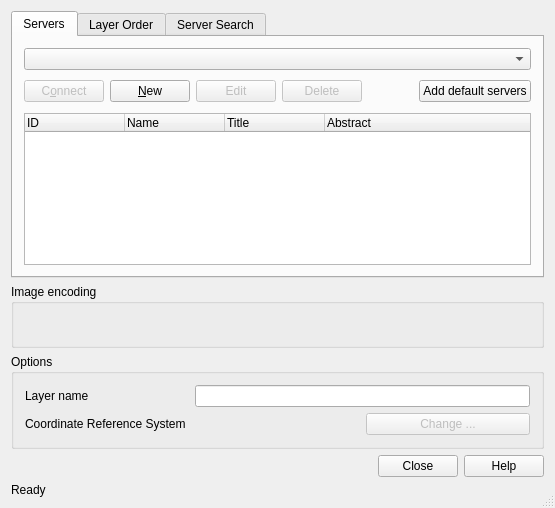
Before: the Qt Designer form qgis/src/ui/qgswmssourceselectbase.ui in sourcepole/qgis, drawn with Qt 5.
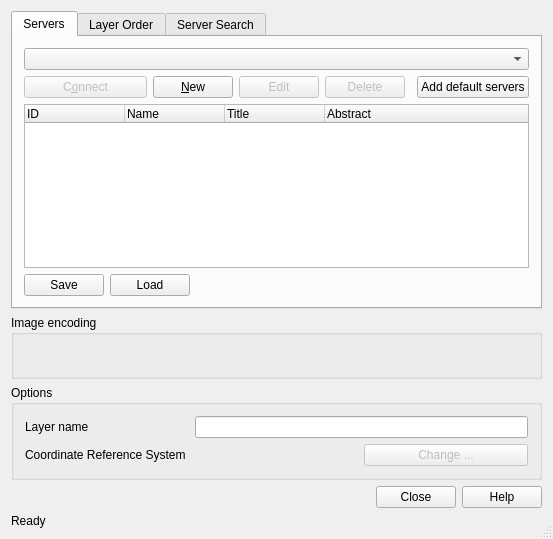
After: the same form once the commit is applied. Icons and pictures are not drawn.

Diff of the .ui file:
```diff
--- a/qgis/src/ui/qgswmssourceselectbase.ui
+++ b/qgis/src/ui/qgswmssourceselectbase.ui
@@ -6,8 +6,8 @@
    <rect>
     <x>0</x>
     <y>0</y>
-    <width>555</width>
-    <height>508</height>
+    <width>439</width>
+    <height>539</height>
    </rect>
   </property>
   <property name="windowTitle">
@@ -24,8 +24,8 @@
   <property name="modal">
    <bool>true</bool>
   </property>
-  <layout class="QGridLayout">
-   <item row="0" column="0" colspan="2">
+  <layout class="QGridLayout" name="gridLayout_2">
+   <item row="0" column="0">
     <widget class="QTabWidget" name="tabWidget">
      <property name="currentIndex">
       <number>0</number>
@@ -34,11 +34,11 @@
       <attribute name="title">
        <string>Servers</string>
       </attribute>
-      <layout class="QGridLayout">
-       <item row="0" column="0" colspan="6">
+      <layout class="QGridLayout" name="gridLayout">
+       <item row="0" column="0" colspan="8">
         <widget class="QComboBox" name="cmbConnections"/>
        </item>
-       <item row="1" column="0">
+       <item row="1" column="0" colspan="2">
         <widget class="QPushButton" name="btnConnect">
          <property name="enabled">
           <bool>false</bool>
@@ -48,14 +48,14 @@
          </property>
         </widget>
        </item>
-       <item row="1" column="1">
+       <item row="1" column="2" colspan="2">
         <widget class="QPushButton" name="btnNew">
          <property name="text">
           <string>&amp;New</string>
          </property>
         </widget>
        </item>
-       <item row="1" column="2">
+       <item row="1" column="4">
         <widget class="QPushButton" name="btnEdit">
          <property name="enabled">
           <bool>false</bool>
@@ -65,7 +65,7 @@
          </property>
         </widget>
        </item>
-       <item row="1" column="3">
+       <item row="1" column="5">
         <widget class="QPushButton" name="btnDelete">
          <property name="enabled">
           <bool>false</bool>
@@ -75,23 +75,20 @@
          </property>
         </widget>
        </item>
-       <item row="1" column="4">
-        <spacer>
+       <item row="1" column="6">
+        <spacer name="horizontalSpacer_2">
          <property name="orientation">
           <enum>Qt::Horizontal</enum>
          </property>
-         <property name="sizeType">
-          <enum>QSizePolicy::Expanding</enum>
-         </property>
          <property name="sizeHint" stdset="0">
           <size>
-           <width>16</width>
-           <height>31</height>
+           <width>8</width>
+           <height>20</height>
           </size>
          </property>
         </spacer>
        </item>
-       <item row="1" column="5">
+       <item row="1" column="7">
         <widget class="QPushButton" name="btnAddDefault">
          <property name="statusTip">
           <string>Adds a few example WMS servers</string>
@@ -104,7 +101,7 @@
          </property>
         </widget>
        </item>
-       <item row="2" column="0" colspan="6">
+       <item row="2" column="0" colspan="8">
         <widget class="QTreeWidget" name="lstLayers">
          <property name="sizePolicy">
           <sizepolicy hsizetype="Expanding" vsizetype="Expanding">
@@ -140,6 +137,33 @@
          </column>
         </widget>
        </item>
+       <item row="3" column="0">
+        <widget class="QPushButton" name="btnSave">
+         <property name="text">
+          <string>Save</string>
+         </property>
+        </widget>
+       </item>
+       <item row="3" column="1" colspan="2">
+        <widget class="QPushButton" name="btnLoad">
+         <property name="text">
+          <string>Load</string>
+         </property>
+        </widget>
+       </item>
+       <item row="3" column="3" colspan="5">
+        <spacer name="horizontalSpacer">
+         <property name="orientation">
+          <enum>Qt::Horizontal</enum>
+         </property>
+         <property name="sizeHint" stdset="0">
+          <size>
+           <width>292</width>
+           <height>20</height>
+          </size>
+         </property>
+        </spacer>
+       </item>
       </layout>
      </widget>
      <widget class="QWidget" name="tabLayerOrder">
@@ -250,7 +274,7 @@
      </widget>
     </widget>
    </item>
-   <item row="1" column="0" colspan="2">
+   <item row="1" column="0">
     <widget class="QGroupBox" name="btnGrpImageEncoding">
      <property name="sizePolicy">
       <sizepolicy hsizetype="Preferred" vsizetype="Preferred">
@@ -269,7 +293,7 @@
      </property>
     </widget>
    </item>
-   <item row="2" column="0" colspan="2">
+   <item row="2" column="0">
     <widget class="QGroupBox" name="gbCRS">
      <property name="title">
       <string>Options</string>
@@ -311,7 +335,14 @@
      </layout>
     </widget>
    </item>
-   <item row="4" column="0" colspan="2">
+   <item row="3" column="0">
+    <widget class="QDialogButtonBox" name="buttonBox">
+     <property name="standardButtons">
+      <set>QDialogButtonBox::Close|QDialogButtonBox::Help</set>
+     </property>
+    </widget>
+   </item>
+   <item row="4" column="0">
     <widget class="QLabel" name="labelStatus">
      <property name="sizePolicy">
       <sizepolicy hsizetype="Ignored" vsizetype="Preferred">
@@ -327,13 +358,6 @@
      </property>
     </widget>
    </item>
-   <item row="3" column="0" colspan="2">
-    <widget class="QDialogButtonBox" name="buttonBox">
-     <property name="standardButtons">
-      <set>QDialogButtonBox::Close|QDialogButtonBox::Help</set>
-     </property>
-    </widget>
-   </item>
   </layout>
  </widget>
  <layoutdefault spacing="6" margin="11"/>
```
Left out of the diff: 3 changed lines with no effect on the pictures.
